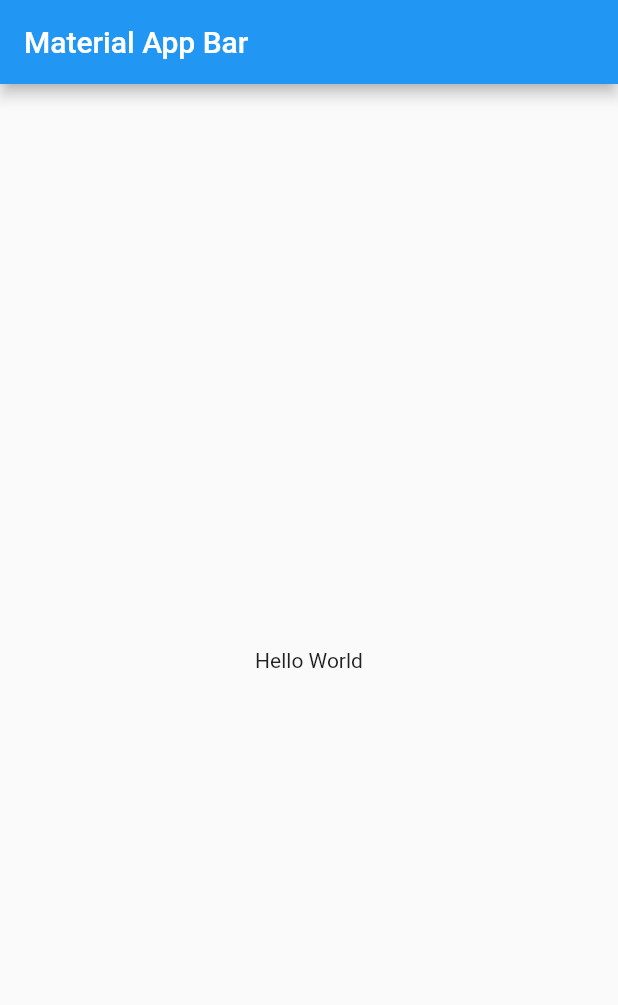
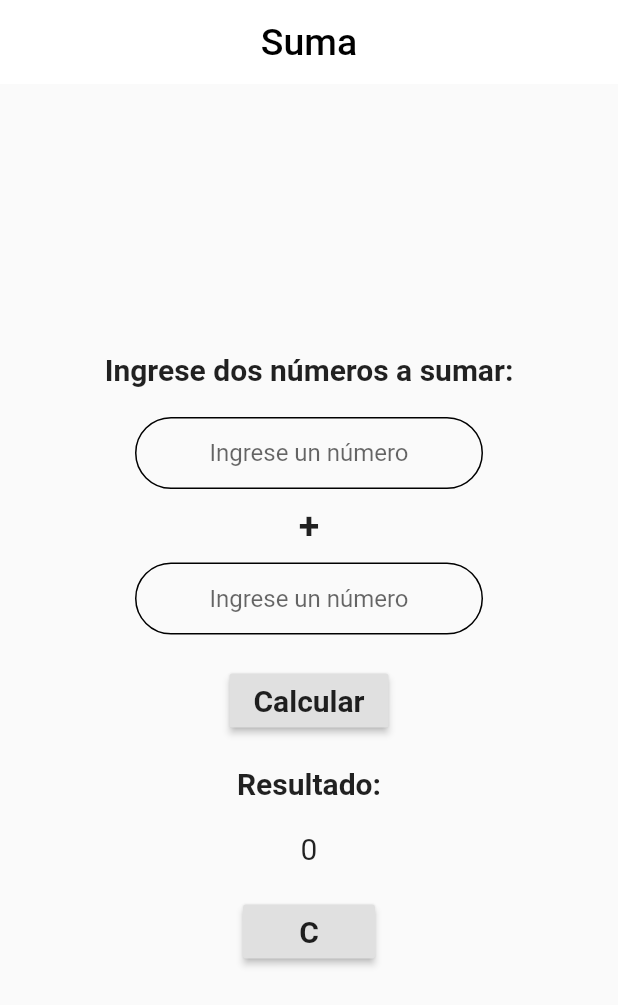
Before and after one commit to keremyalex/suma, a Flutter app: the screen it shows after launch, on a phone screen of 412 x 824 dp. Shown: the top 1005 px of the screen. Run offline on Flutter 3.47's test engine with Material 2 defaults, Android fonts, the phone set to English and light mode, and no system bars.

Commit message:
suma completa

```diff
--- a/lib/main.dart
+++ b/lib/main.dart
@@ -1,4 +1,5 @@
 import 'package:flutter/material.dart';
+import 'package:suma/pages/home_page.dart';
 
 void main() => runApp(MyApp());
 
@@ -6,17 +7,8 @@ class MyApp extends StatelessWidget {
   @override
   Widget build(BuildContext context) {
     return MaterialApp(
-      title: 'Material App',
-      home: Scaffold(
-        appBar: AppBar(
-          title: Text('Material App Bar'),
-        ),
-        body: Center(
-          child: Container(
-            child: Text('Hello World'),
-          ),
-        ),
-      ),
-    );
+        debugShowCheckedModeBanner: false,
+        title: 'Material App',
+        home: HomePage());
   }
 }
--- /dev/null
+++ b/lib/pages/home_page.dart
@@ -0,0 +1,157 @@
+import 'package:flutter/material.dart';
+import 'package:flutter/services.dart';
+
+class HomePage extends StatefulWidget {
+  HomePage({Key key}) : super(key: key);
+
+  @override
+  _HomePageState createState() => _HomePageState();
+}
+
+class _HomePageState extends State<HomePage> {
+  final _aController = new TextEditingController();
+  final _bController = new TextEditingController();
+  int resultado = 0;
+  @override
+  Widget build(BuildContext context) {
+    TextStyle textStyle = TextStyle(fontSize: 20, fontWeight: FontWeight.bold);
+    return Scaffold(
+      resizeToAvoidBottomPadding: false,
+      appBar: AppBar(
+        title: Text(
+          'Suma',
+          style: TextStyle(color: Colors.black, fontSize: 25),
+        ),
+        elevation: 0,
+        centerTitle: true,
+        backgroundColor: Colors.white,
+      ),
+      body: Center(
+        child: Padding(
+          padding: EdgeInsets.symmetric(horizontal: 30),
+          child: Column(
+            mainAxisAlignment: MainAxisAlignment.center,
+            children: [
+              Text(
+                'Ingrese dos números a sumar:',
+                style: textStyle,
+              ),
+              SizedBox(
+                height: 20,
+              ),
+              Padding(
+                padding: EdgeInsets.symmetric(horizontal: 60),
+                child: buildTextFormFieldA(),
+              ),
+              SizedBox(
+                height: 10,
+              ),
+              Text(
+                '+',
+                style: TextStyle(fontSize: 25, fontWeight: FontWeight.bold),
+              ),
+              SizedBox(
+                height: 10,
+              ),
+              Padding(
+                padding: EdgeInsets.symmetric(horizontal: 60),
+                child: buildTextFormFieldB(),
+              ),
+              SizedBox(
+                height: 20,
+              ),
+              RaisedButton(
+                onPressed: () => {
+                  setState(() {
+                    sumar();
+                  })
+                },
+                child: Text(
+                  'Calcular',
+                  style: textStyle,
+                ),
+              ),
+              SizedBox(
+                height: 20,
+              ),
+              Text(
+                'Resultado:',
+                style: textStyle,
+              ),
+              SizedBox(
+                height: 20,
+              ),
+              Text(
+                '$resultado',
+                style: TextStyle(fontSize: 20),
+              ),
+              SizedBox(
+                height: 20,
+              ),
+              RaisedButton(
+                onPressed: () {
+                  setState(() {
+                    resultado = 0;
+                    _aController.clear();
+                    _bController.clear();
+                  });
+                },
+                child: Text(
+                  'C',
+                  style: textStyle,
+                ),
+              )
+            ],
+          ),
+        ),
+      ),
+    );
+  }
+
+  TextFormField buildTextFormFieldB() {
+    return TextFormField(
+      controller: _bController,
+      keyboardType: TextInputType.number,
+      inputFormatters: [WhitelistingTextInputFormatter.digitsOnly],
+      textAlign: TextAlign.center,
+      decoration: InputDecoration(
+          hintText: 'Ingrese un número',
+          contentPadding: EdgeInsets.symmetric(horizontal: 20),
+          border: InputBorder.none,
+          enabledBorder:
+              OutlineInputBorder(borderRadius: BorderRadius.circular(30)),
+          focusedBorder:
+              OutlineInputBorder(borderRadius: BorderRadius.circular(30))),
+    );
+  }
+
+  TextFormField buildTextFormFieldA() {
+    return TextFormField(
+      controller: _aController,
+      keyboardType: TextInputType.number,
+      inputFormatters: [WhitelistingTextInputFormatter.digitsOnly],
+      textAlign: TextAlign.center,
+      decoration: InputDecoration(
+          hintText: 'Ingrese un número',
+          contentPadding: EdgeInsets.symmetric(horizontal: 20),
+          border: InputBorder.none,
+          enabledBorder:
+              OutlineInputBorder(borderRadius: BorderRadius.circular(30)),
+          focusedBorder:
+              OutlineInputBorder(borderRadius: BorderRadius.circular(30))),
+    );
+  }
+
+  void sumar() {
+    if (_aController.text.isEmpty && _bController.text.isEmpty) {
+      resultado = 0;
+    } else if (_aController.text.isEmpty) {
+      resultado = int.parse(_bController.text);
+    } else if (_bController.text.isEmpty) {
+      resultado = int.parse(_aController.text);
+    } else {
+      resultado = int.parse(_aController.text) + int.parse(_bController.text);
+    }
+    FocusScope.of(context).unfocus();
+  }
+}
```
